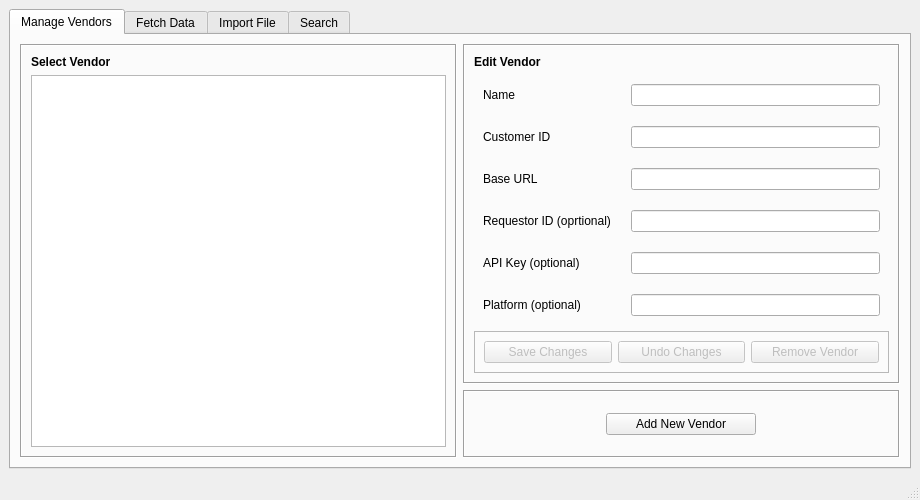
First picture: the form in ui/MainWindow.ui, repository CS-4820-Library-Project/COUNTER-5-Report-Tool-2020-5.0, before the edit.
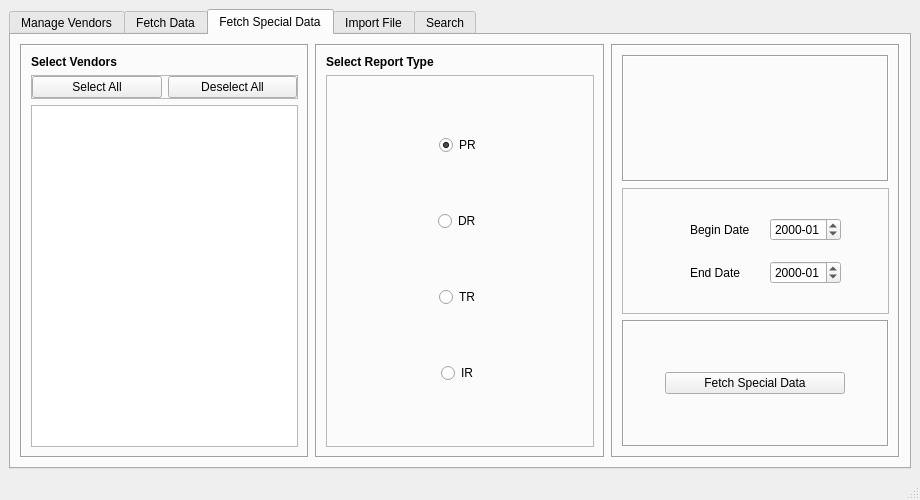
Second picture: the form after the edit.

Commit message: Implemented Special Reports

Diff of the .ui file:
```diff
--- a/ui/MainWindow.ui
+++ b/ui/MainWindow.ui
@@ -32,7 +32,7 @@
        <enum>QTabWidget::North</enum>
       </property>
       <property name="currentIndex">
-       <number>0</number>
+       <number>2</number>
       </property>
       <property name="elideMode">
        <enum>Qt::ElideNone</enum>
@@ -648,6 +648,321 @@
         </item>
        </layout>
       </widget>
+      <widget class="QWidget" name="tab_2">
+       <attribute name="title">
+        <string>Fetch Special Data</string>
+       </attribute>
+       <layout class="QHBoxLayout" name="horizontalLayout_8">
+        <item>
+         <widget class="QFrame" name="frame_26">
+          <property name="sizePolicy">
+           <sizepolicy hsizetype="Expanding" vsizetype="Expanding">
+            <horstretch>0</horstretch>
+            <verstretch>0</verstretch>
+           </sizepolicy>
+          </property>
+          <property name="minimumSize">
+           <size>
+            <width>200</width>
+            <height>0</height>
+           </size>
+          </property>
+          <property name="frameShape">
+           <enum>QFrame::Box</enum>
+          </property>
+          <property name="frameShadow">
+           <enum>QFrame::Sunken</enum>
+          </property>
+          <layout class="QVBoxLayout" name="verticalLayout_15">
+           <item>
+            <widget class="QLabel" name="label_21">
+             <property name="font">
+              <font>
+               <weight>75</weight>
+               <bold>true</bold>
+              </font>
+             </property>
+             <property name="text">
+              <string>Select Vendors</string>
+             </property>
+            </widget>
+           </item>
+           <item>
+            <widget class="QFrame" name="frame_32">
+             <property name="frameShape">
+              <enum>QFrame::StyledPanel</enum>
+             </property>
+             <property name="frameShadow">
+              <enum>QFrame::Raised</enum>
+             </property>
+             <layout class="QHBoxLayout" name="horizontalLayout_9">
+              <property name="leftMargin">
+               <number>0</number>
+              </property>
+              <property name="topMargin">
+               <number>0</number>
+              </property>
+              <property name="rightMargin">
+               <number>0</number>
+              </property>
+              <property name="bottomMargin">
+               <number>0</number>
+              </property>
+              <item>
+               <widget class="QPushButton" name="select_vendors_button_special">
+                <property name="text">
+                 <string>Select All</string>
+                </property>
+               </widget>
+              </item>
+              <item>
+               <widget class="QPushButton" name="deselect_vendors_button_special">
+                <property name="text">
+                 <string>Deselect All</string>
+                </property>
+               </widget>
+              </item>
+             </layout>
+            </widget>
+           </item>
+           <item>
+            <widget class="QListView" name="vendors_list_view_special">
+             <property name="alternatingRowColors">
+              <bool>true</bool>
+             </property>
+            </widget>
+           </item>
+          </layout>
+         </widget>
+        </item>
+        <item>
+         <widget class="QFrame" name="frame_25">
+          <property name="sizePolicy">
+           <sizepolicy hsizetype="Expanding" vsizetype="Expanding">
+            <horstretch>0</horstretch>
+            <verstretch>0</verstretch>
+           </sizepolicy>
+          </property>
+          <property name="minimumSize">
+           <size>
+            <width>200</width>
+            <height>0</height>
+           </size>
+          </property>
+          <property name="frameShape">
+           <enum>QFrame::Box</enum>
+          </property>
+          <property name="frameShadow">
+           <enum>QFrame::Sunken</enum>
+          </property>
+          <layout class="QVBoxLayout" name="verticalLayout_14">
+           <item>
+            <widget class="QLabel" name="label_20">
+             <property name="sizePolicy">
+              <sizepolicy hsizetype="Preferred" vsizetype="Fixed">
+               <horstretch>0</horstretch>
+               <verstretch>0</verstretch>
+              </sizepolicy>
+             </property>
+             <property name="font">
+              <font>
+               <weight>75</weight>
+               <bold>true</bold>
+              </font>
+             </property>
+             <property name="text">
+              <string>Select Report Type</string>
+             </property>
+            </widget>
+           </item>
+           <item>
+            <widget class="QFrame" name="frame_30">
+             <property name="frameShape">
+              <enum>QFrame::StyledPanel</enum>
+             </property>
+             <property name="frameShadow">
+              <enum>QFrame::Sunken</enum>
+             </property>
+             <layout class="QGridLayout" name="gridLayout_9">
+              <item row="3" column="0" alignment="Qt::AlignHCenter">
+               <widget class="QRadioButton" name="ir_radio_button">
+                <property name="text">
+                 <string>IR</string>
+                </property>
+               </widget>
+              </item>
+              <item row="2" column="0" alignment="Qt::AlignHCenter">
+               <widget class="QRadioButton" name="tr_radio_button">
+                <property name="text">
+                 <string>TR</string>
+                </property>
+               </widget>
+              </item>
+              <item row="0" column="0" alignment="Qt::AlignHCenter">
+               <widget class="QRadioButton" name="pr_radio_button">
+                <property name="text">
+                 <string>PR</string>
+                </property>
+                <property name="checked">
+                 <bool>true</bool>
+                </property>
+               </widget>
+              </item>
+              <item row="1" column="0" alignment="Qt::AlignHCenter">
+               <widget class="QRadioButton" name="dr_radio_button">
+                <property name="text">
+                 <string>DR</string>
+                </property>
+               </widget>
+              </item>
+             </layout>
+            </widget>
+           </item>
+          </layout>
+         </widget>
+        </item>
+        <item>
+         <widget class="QFrame" name="frame_27">
+          <property name="sizePolicy">
+           <sizepolicy hsizetype="Expanding" vsizetype="Expanding">
+            <horstretch>0</horstretch>
+            <verstretch>0</verstretch>
+           </sizepolicy>
+          </property>
+          <property name="minimumSize">
+           <size>
+            <width>200</width>
+            <height>0</height>
+           </size>
+          </property>
+          <property name="frameShape">
+           <enum>QFrame::Box</enum>
+          </property>
+          <property name="frameShadow">
+           <enum>QFrame::Sunken</enum>
+          </property>
+          <layout class="QVBoxLayout" name="verticalLayout_16">
+           <item>
+            <widget class="QFrame" name="attributes_frame">
+             <property name="sizePolicy">
+              <sizepolicy hsizetype="Preferred" vsizetype="Preferred">
+               <horstretch>0</horstretch>
+               <verstretch>0</verstretch>
+              </sizepolicy>
+             </property>
+             <property name="minimumSize">
+              <size>
+               <width>0</width>
+               <height>0</height>
+              </size>
+             </property>
+             <property name="frameShape">
+              <enum>QFrame::Box</enum>
+             </property>
+             <property name="frameShadow">
+              <enum>QFrame::Sunken</enum>
+             </property>
+             <layout class="QVBoxLayout" name="verticalLayout_18">
+              <property name="spacing">
+               <number>20</number>
+              </property>
+             </layout>
+            </widget>
+           </item>
+           <item>
+            <widget class="QFrame" name="frame_31">
+             <property name="frameShape">
+              <enum>QFrame::StyledPanel</enum>
+             </property>
+             <property name="frameShadow">
+              <enum>QFrame::Sunken</enum>
+             </property>
+             <layout class="QFormLayout" name="formLayout_5">
+              <property name="fieldGrowthPolicy">
+               <enum>QFormLayout::FieldsStayAtSizeHint</enum>
+              </property>
+              <property name="formAlignment">
+               <set>Qt::AlignCenter</set>
+              </property>
+              <property name="horizontalSpacing">
+               <number>20</number>
+              </property>
+              <property name="verticalSpacing">
+               <number>20</number>
+              </property>
+              <item row="0" column="0">
+               <widget class="QLabel" name="label_22">
+                <property name="text">
+                 <string>Begin Date</string>
+                </property>
+               </widget>
+              </item>
+              <item row="1" column="0">
+               <widget class="QLabel" name="label_23">
+                <property name="text">
+                 <string>End Date</string>
+                </property>
+               </widget>
+              </item>
+              <item row="0" column="1">
+               <widget class="QDateEdit" name="begin_date_edit_special">
+                <property name="displayFormat">
+                 <string>yyyy-MM</string>
+                </property>
+               </widget>
+              </item>
+              <item row="1" column="1">
+               <widget class="QDateEdit" name="end_date_edit_special">
+                <property name="displayFormat">
+                 <string>yyyy-MM</string>
+                </property>
+               </widget>
+              </item>
+             </layout>
+            </widget>
+           </item>
+           <item>
+            <widget class="QFrame" name="frame_29">
+             <property name="sizePolicy">
+              <sizepolicy hsizetype="Preferred" vsizetype="Preferred">
+               <horstretch>0</horstretch>
+               <verstretch>0</verstretch>
+              </sizepolicy>
+             </property>
+             <property name="frameShape">
+              <enum>QFrame::Box</enum>
+             </property>
+             <property name="frameShadow">
+              <enum>QFrame::Sunken</enum>
+             </property>
+             <layout class="QGridLayout" name="gridLayout_8">
+              <item row="0" column="0">
+               <widget class="QPushButton" name="fetch_special_data_button">
+                <property name="sizePolicy">
+                 <sizepolicy hsizetype="Fixed" vsizetype="Fixed">
+                  <horstretch>0</horstretch>
+                  <verstretch>0</verstretch>
+                 </sizepolicy>
+                </property>
+                <property name="maximumSize">
+                 <size>
+                  <width>180</width>
+                  <height>16777215</height>
+                 </size>
+                </property>
+                <property name="text">
+                 <string>Fetch Special Data</string>
+                </property>
+               </widget>
+              </item>
+             </layout>
+            </widget>
+           </item>
+          </layout>
+         </widget>
+        </item>
+       </layout>
+      </widget>
       <widget class="QWidget" name="tab">
        <attribute name="title">
         <string>Import File</string>
```
Left out of the diff: 6 changed lines with no effect on the pictures. The commit also changes 3 other files.
